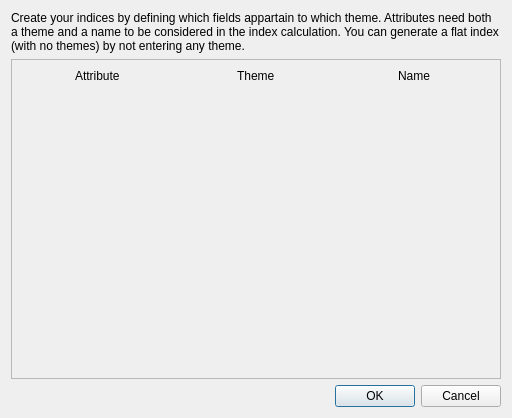
The window that svir/ui/ui_create_weight_tree.ui (gem/oq-irmt-qgis) describes before a commit, drawn with Qt 5.
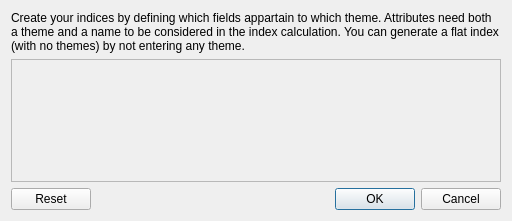
The same window after the commit.

Commit message: added reset button to create weight tree dialog

Patch:
```diff
--- a/svir/ui/ui_create_weight_tree.ui
+++ b/svir/ui/ui_create_weight_tree.ui
@@ -10,9 +10,15 @@
     <x>0</x>
     <y>0</y>
     <width>512</width>
-    <height>418</height>
+    <height>221</height>
    </rect>
   </property>
+  <property name="sizePolicy">
+   <sizepolicy hsizetype="Preferred" vsizetype="Preferred">
+    <horstretch>0</horstretch>
+    <verstretch>0</verstretch>
+   </sizepolicy>
+  </property>
   <property name="windowTitle">
    <string>Define model structure</string>
   </property>
@@ -38,46 +44,25 @@
         <x>0</x>
         <y>0</y>
         <width>492</width>
-        <height>291</height>
+        <height>94</height>
        </rect>
       </property>
       <layout class="QGridLayout" name="gridLayout">
        <item row="0" column="0">
-        <layout class="QGridLayout" name="grid_layout">
-         <item row="0" column="2" alignment="Qt::AlignHCenter|Qt::AlignTop">
-          <widget class="QLabel" name="label_4">
-           <property name="sizePolicy">
-            <sizepolicy hsizetype="Expanding" vsizetype="Preferred">
-             <horstretch>0</horstretch>
-             <verstretch>0</verstretch>
-            </sizepolicy>
-           </property>
-           <property name="text">
-            <string>Name</string>
-           </property>
-          </widget>
-         </item>
-         <item row="0" column="1" alignment="Qt::AlignHCenter|Qt::AlignTop">
-          <widget class="QLabel" name="label_3">
-           <property name="sizePolicy">
-            <sizepolicy hsizetype="Expanding" vsizetype="Preferred">
-             <horstretch>0</horstretch>
-             <verstretch>0</verstretch>
-            </sizepolicy>
-           </property>
-           <property name="text">
-            <string>Theme</string>
-           </property>
-          </widget>
-         </item>
-         <item row="0" column="0" alignment="Qt::AlignHCenter|Qt::AlignTop">
-          <widget class="QLabel" name="label_2">
-           <property name="text">
-            <string>Attribute</string>
-           </property>
-          </widget>
-         </item>
-        </layout>
+        <layout class="QGridLayout" name="grid_layout"/>
+       </item>
+       <item row="1" column="0">
+        <spacer name="verticalSpacer">
+         <property name="orientation">
+          <enum>Qt::Vertical</enum>
+         </property>
+         <property name="sizeHint" stdset="0">
+          <size>
+           <width>20</width>
+           <height>40</height>
+          </size>
+         </property>
+        </spacer>
        </item>
       </layout>
      </widget>
@@ -89,7 +74,7 @@
       <enum>Qt::Horizontal</enum>
      </property>
      <property name="standardButtons">
-      <set>QDialogButtonBox::Cancel|QDialogButtonBox::Ok</set>
+      <set>QDialogButtonBox::Cancel|QDialogButtonBox::Ok|QDialogButtonBox::Reset</set>
      </property>
     </widget>
    </item>
```
The commit also changes 2 other files.
